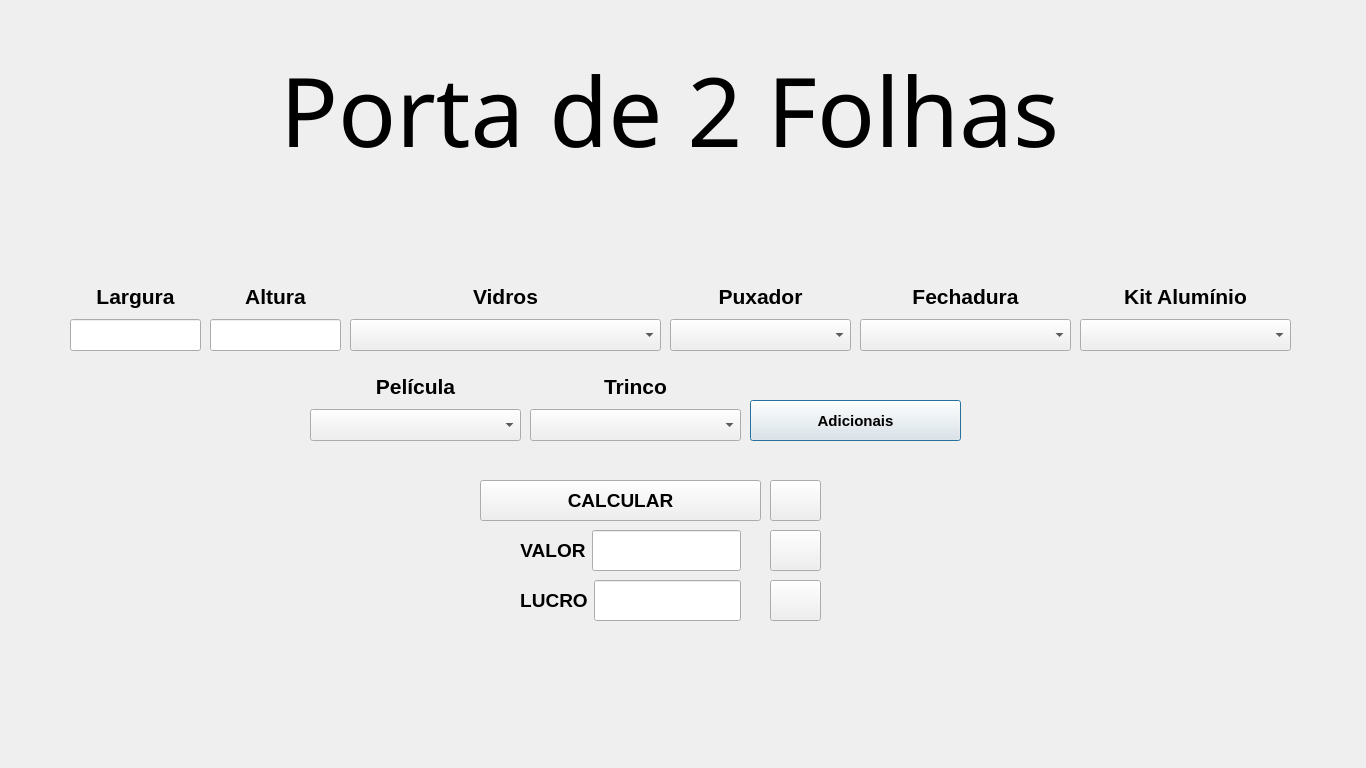
The window that ArtvidrosV3/portade2folhas.ui (PedrOliveiraM/Artvidros-2023) describes before a commit, drawn with Qt 5.
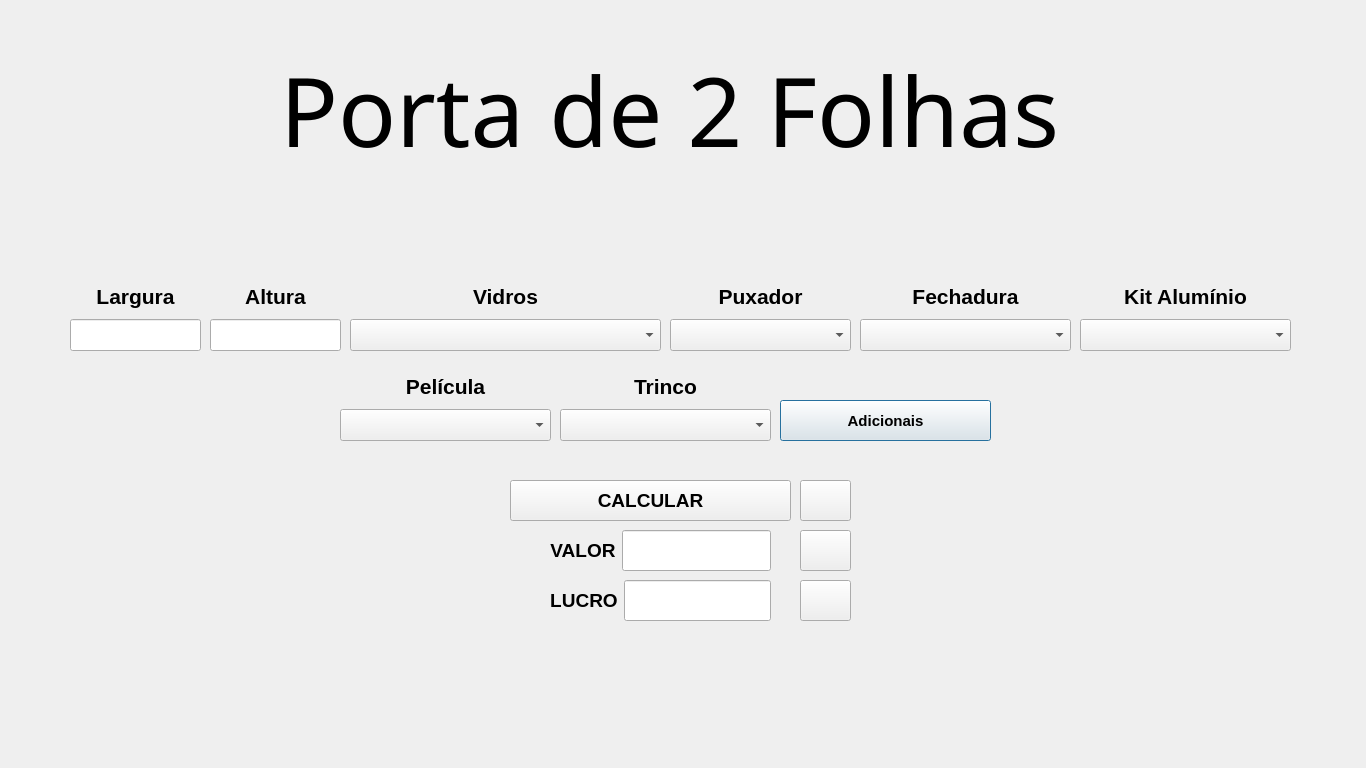
The same window after the commit. Icons and pictures are not drawn.

Patch:
```diff
--- a/ArtvidrosV3/portade2folhas.ui
+++ b/ArtvidrosV3/portade2folhas.ui
@@ -36,7 +36,7 @@
   <widget class="QPushButton" name="pushButtonRefatorando">
    <property name="geometry">
     <rect>
-     <x>750</x>
+     <x>780</x>
      <y>400</y>
      <width>211</width>
      <height>41</height>
@@ -111,7 +111,7 @@
   <widget class="QPushButton" name="pushButtonLimpar">
    <property name="geometry">
     <rect>
-     <x>770</x>
+     <x>800</x>
      <y>580</y>
      <width>51</width>
      <height>41</height>
@@ -134,7 +134,7 @@
   <widget class="QWidget" name="layoutWidget_2">
    <property name="geometry">
     <rect>
-     <x>520</x>
+     <x>550</x>
      <y>580</y>
      <width>221</width>
      <height>41</height>
@@ -176,7 +176,7 @@
   <widget class="QWidget" name="layoutWidget_3">
    <property name="geometry">
     <rect>
-     <x>520</x>
+     <x>550</x>
      <y>530</y>
      <width>221</width>
      <height>41</height>
@@ -298,7 +298,7 @@
   <widget class="QPushButton" name="pushButtonDesconto">
    <property name="geometry">
     <rect>
-     <x>770</x>
+     <x>800</x>
      <y>480</y>
      <width>51</width>
      <height>41</height>
@@ -362,7 +362,7 @@
   <widget class="QPushButton" name="pushButtonCalcular">
    <property name="geometry">
     <rect>
-     <x>480</x>
+     <x>510</x>
      <y>480</y>
      <width>281</width>
      <height>41</height>
@@ -387,7 +387,7 @@
   <widget class="QPushButton" name="pushButtonSalvar">
    <property name="geometry">
     <rect>
-     <x>770</x>
+     <x>800</x>
      <y>530</y>
      <width>51</width>
      <height>41</height>
@@ -410,7 +410,7 @@
   <widget class="QWidget" name="layoutWidget_7">
    <property name="geometry">
     <rect>
-     <x>310</x>
+     <x>340</x>
      <y>370</y>
      <width>211</width>
      <height>71</height>
@@ -490,7 +490,7 @@
   <widget class="QWidget" name="layoutWidget_9">
    <property name="geometry">
     <rect>
-     <x>530</x>
+     <x>560</x>
      <y>370</y>
      <width>211</width>
      <height>71</height>
```
